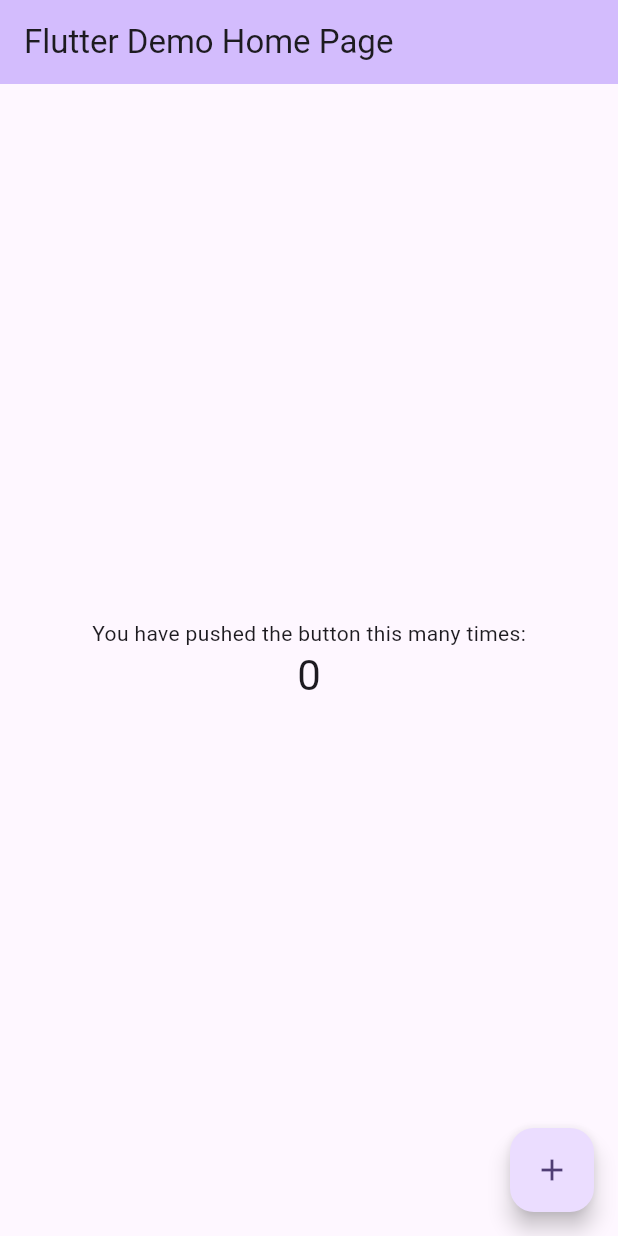
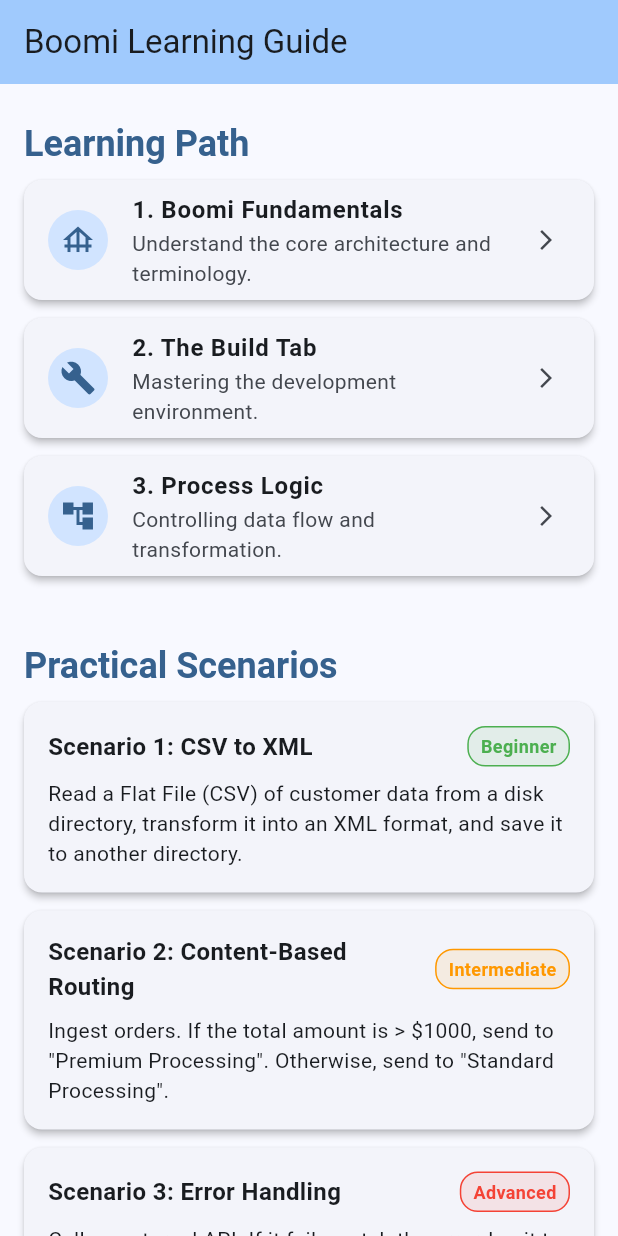
Before and after one commit to could-ai/019b745d-ca33-7712-9610-8403f808adaf, a Flutter app: the screen it shows after launch, on a phone screen of 412 x 824 dp. Run offline on Flutter 3.47's test engine with Material 3 defaults, Android fonts, the phone set to English and light mode, and no system bars.

Commit message:
Created data models for LearningModule, Lesson, and Scenario to structure the Boomi guide content.; Created static data class BoomiData containing structured learning modules and practical scenarios for learning Boomi.; Created HomeScreen to display the list of learning modules and scenarios using the data from BoomiData.; Created ModuleDetailScreen to display the lessons and key points for a selected learning module.; Created ScenarioDetailScreen to display the step-by-step guide for a specific practical scenario.; Updated main.dart to configure the app with the new screens, routes, and theme for the Boomi Learning Guide.

```diff
--- /dev/null
+++ b/usr/lib/data/boomi_data.dart
@@ -0,0 +1,130 @@
+import 'package:flutter/material.dart';
+import '../models/learning_models.dart';
+
+class BoomiData {
+  static const List<LearningModule> modules = [
+    LearningModule(
+      id: 'basics',
+      title: '1. Boomi Fundamentals',
+      description: 'Understand the core architecture and terminology.',
+      icon: Icons.foundation,
+      lessons: [
+        Lesson(
+          title: 'What is Boomi?',
+          content: 'Dell Boomi is an iPaaS (Integration Platform as a Service) that allows you to connect applications and data. It uses a visual interface to build integrations called "Processes".',
+          keyPoints: [
+            'Cloud-native integration platform',
+            'Low-code/No-code development',
+            'Centralized management via AtomSphere'
+          ],
+        ),
+        Lesson(
+          title: 'Core Architecture',
+          content: 'Boomi consists of the AtomSphere (cloud platform for building/managing) and the Runtime (where processes execute).',
+          keyPoints: [
+            'Atom: Single-tenant, single-node runtime engine.',
+            'Molecule: Multi-node, clustered runtime for high availability.',
+            'Atom Cloud: Multi-tenant runtime hosted by Boomi.'
+          ],
+        ),
+      ],
+    ),
+    LearningModule(
+      id: 'build',
+      title: '2. The Build Tab',
+      description: 'Mastering the development environment.',
+      icon: Icons.build,
+      lessons: [
+        Lesson(
+          title: 'Shapes & Canvas',
+          content: 'The canvas is where you drag and drop "Shapes" to define logic. Shapes are connected by lines to form a process flow.',
+          keyPoints: [
+            'Start Shape: The entry point of every process.',
+            'Execute Shapes: Map, Set Properties, Message, etc.',
+            'Logic Shapes: Branch, Route, Decision, Try/Catch.'
+          ],
+        ),
+        Lesson(
+          title: 'Components',
+          content: 'Reusable configuration objects like Connections, Operations, and Profiles.',
+          keyPoints: [
+            'Connection: "Where" to connect (URL, User/Pass).',
+            'Operation: "How" to connect (GET/POST, Query filters).',
+            'Profile: Structure of the data (XML, JSON, Database, Flat File).'
+          ],
+        ),
+      ],
+    ),
+    LearningModule(
+      id: 'logic',
+      title: '3. Process Logic',
+      description: 'Controlling data flow and transformation.',
+      icon: Icons.account_tree,
+      lessons: [
+        Lesson(
+          title: 'Mapping Data',
+          content: 'The Map shape transforms data from a source profile to a destination profile. You can use Map Functions for calculations, lookups, and scripting.',
+          keyPoints: [
+            'Source Profile (Left) -> Destination Profile (Right)',
+            'Standard Functions: String, Math, Date/Time',
+            'User Defined Functions: Reusable mapping logic'
+          ],
+        ),
+        Lesson(
+          title: 'Document Flow',
+          content: 'Understanding how documents move through shapes. Some shapes process documents individually, while others (like Combine) process them as a batch.',
+          keyPoints: [
+            'Documents flow down one path at a time in a Branch.',
+            'Process Properties persist across the execution.',
+            'Dynamic Document Properties are metadata attached to a specific document.'
+          ],
+        ),
+      ],
+    ),
+  ];
+
+  static const List<Scenario> scenarios = [
+    Scenario(
+      title: 'Scenario 1: CSV to XML',
+      difficulty: 'Beginner',
+      description: 'Read a Flat File (CSV) of customer data from a disk directory, transform it into an XML format, and save it to another directory.',
+      goal: 'Learn Profiles, Maps, and Disk Connectors.',
+      steps: [
+        'Create a Flat File Profile for the CSV structure (ID, Name, Email).',
+        'Create an XML Profile for the target structure.',
+        'Configure a Disk Connection and "Get" Operation to read *.csv files.',
+        'Add a Map Shape: Select source (CSV) and target (XML) profiles. Map fields across.',
+        'Configure a Disk Connection and "Send" Operation to write the output.',
+        'Test the process in Test Mode.'
+      ],
+    ),
+    Scenario(
+      title: 'Scenario 2: Content-Based Routing',
+      difficulty: 'Intermediate',
+      description: 'Ingest orders. If the total amount is > \$1000, send to "Premium Processing". Otherwise, send to "Standard Processing".',
+      goal: 'Learn the Route Shape and Decision Shape.',
+      steps: [
+        'Start with a Message Shape containing sample XML order data.',
+        'Add a Route Shape.',
+        'Configure Route Logic: Choose the "TotalAmount" profile element.',
+        'Define Route Value: "Greater Than 1000".',
+        'Connect the "Default" path to a Notify shape saying "Standard Order".',
+        'Connect the "Match" path to a Notify shape saying "Premium Order".'
+      ],
+    ),
+    Scenario(
+      title: 'Scenario 3: Error Handling',
+      difficulty: 'Advanced',
+      description: 'Call an external API. If it fails, catch the error, log it to a file, and send an email alert.',
+      goal: 'Learn Try/Catch and Exception Handling.',
+      steps: [
+        'Place a Try/Catch shape at the beginning of the flow.',
+        'In the "Try" path, add an HTTP Client connector to call a dummy API.',
+        'In the "Catch" path, add a Message shape to format an error report.',
+        'Use "Document Property > Base > Try/Catch Message" to get the error details.',
+        'Connect to a Disk connector to save the error log.',
+        'Add a Mail connector (optional) to send an alert.'
+      ],
+    ),
+  ];
+}
--- a/usr/lib/main.dart
+++ b/usr/lib/main.dart
@@ -1,123 +1,34 @@
 import 'package:flutter/material.dart';
+import 'screens/home_screen.dart';
+import 'screens/module_detail_screen.dart';
+import 'screens/scenario_detail_screen.dart';
 
 void main() {
-  runApp(const MyApp());
+  runApp(const BoomiGuideApp());
 }
 
-class MyApp extends StatelessWidget {
-  const MyApp({super.key});
+class BoomiGuideApp extends StatelessWidget {
+  const BoomiGuideApp({super.key});
 
-  // This widget is the root of your application.
   @override
   Widget build(BuildContext context) {
     return MaterialApp(
-      title: 'Flutter Demo',
+      title: 'Boomi Learning Guide',
       debugShowCheckedModeBanner: false,
       theme: ThemeData(
-        // This is the theme of your application.
-        //
-        // TRY THIS: Try running your application with "flutter run". You'll see
-        // the application has a purple toolbar. Then, without quitting the app,
-        // try changing the seedColor in the colorScheme below to Colors.green
-        // and then invoke "hot reload" (save your changes or press the "hot
-        // reload" button in a Flutter-supported IDE, or press "r" if you used
-        // the command line to start the app).
-        //
-        // Notice that the counter didn't reset back to zero; the application
-        // state is not lost during the reload. To reset the state, use hot
-        // restart instead.
-        //
-        // This works for code too, not just values: Most code changes can be
-        // tested with just a hot reload.
-        colorScheme: ColorScheme.fromSeed(seedColor: Colors.deepPurple),
+        colorScheme: ColorScheme.fromSeed(seedColor: Colors.blue),
+        useMaterial3: true,
+        cardTheme: CardTheme(
+          surfaceTintColor: Colors.white,
+          shape: RoundedRectangleBorder(borderRadius: BorderRadius.circular(12)),
+        ),
       ),
       initialRoute: '/',
       routes: {
-        '/': (context) => const MyHomePage(title: 'Flutter Demo Home Page'),
+        '/': (context) => const HomeScreen(),
+        '/module': (context) => const ModuleDetailScreen(),
+        '/scenario': (context) => const ScenarioDetailScreen(),
       },
     );
   }
 }
-
-class MyHomePage extends StatefulWidget {
-  const MyHomePage({super.key, required this.title});
-
-  // This widget is the home page of your application. It is stateful, meaning
-  // that it has a State object (defined below) that contains fields that affect
-  // how it looks.
-
-  // This class is the configuration for the state. It holds the values (in this
-  // case the title) provided by the parent (in this case the App widget) and
-  // used by the build method of the State. Fields in a Widget subclass are
-  // always marked "final".
-
-  final String title;
-
-  @override
-  State<MyHomePage> createState() => _MyHomePageState();
-}
-
-class _MyHomePageState extends State<MyHomePage> {
-  int _counter = 0;
-
-  void _incrementCounter() {
-    setState(() {
-      // This call to setState tells the Flutter framework that something has
-      // changed in this State, which causes it to rerun the build method below
-      // so that the display can reflect the updated values. If we changed
-      // _counter without calling setState(), then the build method would not be
-      // called again, and so nothing would appear to happen.
-      _counter++;
-    });
-  }
-
-  @override
-  Widget build(BuildContext context) {
-    // This method is rerun every time setState is called, for instance as done
-    // by the _incrementCounter method above.
-    //
-    // The Flutter framework has been optimized to make rerunning build methods
-    // fast, so that you can just rebuild anything that needs updating rather
-    // than having to individually change instances of widgets.
-    return Scaffold(
-      appBar: AppBar(
-        // TRY THIS: Try changing the color here to a specific color (to
-        // Colors.amber, perhaps?) and trigger a hot reload to see the AppBar
-        // change color while the other colors stay the same.
-        backgroundColor: Theme.of(context).colorScheme.inversePrimary,
-        // Here we take the value from the MyHomePage object that was created by
-        // the App.build method, and use it to set our appbar title.
-        title: Text(widget.title),
-      ),
-      body: Center(
-        // Center is a layout widget. It takes a single child and positions it
-        // in the middle of the parent.
-        child: Column(
-          // Column is also a layout widget. It takes a list of children and
-          // arranges them vertically. By default, it sizes itself to fit its
-          // children horizontally, and tries to be as tall as its parent.
-          //
-          // Column has various properties to control how it sizes itself and
-          // how it positions its children. Here we use mainAxisAlignment to
-          // center the children vertically; the main axis here is the vertical
-          // axis because Columns are vertical (the cross axis would be
-          // horizontal).
-          //
-          // TRY THIS: Invoke "debug painting" (choose the "Toggle Debug Paint"
-          // action in the IDE, or press "p" in the console), to see the
-          // wireframe for each widget.
-          mainAxisAlignment: MainAxisAlignment.center,
-          children: <Widget>[
-            const Text('You have pushed the button this many times:'),
-            Text('$_counter', style: Theme.of(context).textTheme.headlineMedium),
-          ],
-        ),
-      ),
-      floatingActionButton: FloatingActionButton(
-        onPressed: _incrementCounter,
-        tooltip: 'Increment',
-        child: const Icon(Icons.add),
-      ), // This trailing comma makes auto-formatting nicer for build methods.
-    );
-  }
-}
--- /dev/null
+++ b/usr/lib/models/learning_models.dart
@@ -0,0 +1,43 @@
+class LearningModule {
+  final String id;
+  final String title;
+  final String description;
+  final IconData icon;
+  final List<Lesson> lessons;
+
+  const LearningModule({
+    required this.id,
+    required this.title,
+    required this.description,
+    required this.icon,
+    required this.lessons,
+  });
+}
+
+class Lesson {
+  final String title;
+  final String content;
+  final List<String> keyPoints;
+
+  const Lesson({
+    required this.title,
+    required this.content,
+    required this.keyPoints,
+  });
+}
+
+class Scenario {
+  final String title;
+  final String difficulty;
+  final String description;
+  final List<String> steps;
+  final String goal;
+
+  const Scenario({
+    required this.title,
+    required this.difficulty,
+    required this.description,
+    required this.steps,
+    required this.goal,
+  });
+}
--- /dev/null
+++ b/usr/lib/screens/home_screen.dart
@@ -0,0 +1,127 @@
+import 'package:flutter/material.dart';
+import '../data/boomi_data.dart';
+import '../models/learning_models.dart';
+
+class HomeScreen extends StatelessWidget {
+  const HomeScreen({super.key});
+
+  @override
+  Widget build(BuildContext context) {
+    return Scaffold(
+      appBar: AppBar(
+        title: const Text('Boomi Learning Guide'),
+        backgroundColor: Theme.of(context).colorScheme.inversePrimary,
+      ),
+      body: ListView(
+        padding: const EdgeInsets.all(16.0),
+        children: [
+          _buildSectionHeader(context, 'Learning Path'),
+          ...BoomiData.modules.map((module) => _buildModuleCard(context, module)),
+          const SizedBox(height: 24),
+          _buildSectionHeader(context, 'Practical Scenarios'),
+          ...BoomiData.scenarios.map((scenario) => _buildScenarioCard(context, scenario)),
+        ],
+      ),
+    );
+  }
+
+  Widget _buildSectionHeader(BuildContext context, String title) {
+    return Padding(
+      padding: const EdgeInsets.symmetric(vertical: 8.0),
+      child: Text(
+        title,
+        style: Theme.of(context).textTheme.headlineSmall?.copyWith(
+              fontWeight: FontWeight.bold,
+              color: Theme.of(context).colorScheme.primary,
+            ),
+      ),
+    );
+  }
+
+  Widget _buildModuleCard(BuildContext context, LearningModule module) {
+    return Card(
+      margin: const EdgeInsets.only(bottom: 12.0),
+      elevation: 2,
+      child: ListTile(
+        leading: CircleAvatar(
+          backgroundColor: Theme.of(context).colorScheme.primaryContainer,
+          child: Icon(module.icon, color: Theme.of(context).colorScheme.primary),
+        ),
+        title: Text(module.title, style: const TextStyle(fontWeight: FontWeight.bold)),
+        subtitle: Text(module.description),
+        trailing: const Icon(Icons.arrow_forward_ios, size: 16),
+        onTap: () {
+          Navigator.pushNamed(
+            context,
+            '/module',
+            arguments: module,
+          );
+        },
+      ),
+    );
+  }
+
+  Widget _buildScenarioCard(BuildContext context, Scenario scenario) {
+    Color difficultyColor;
+    switch (scenario.difficulty) {
+      case 'Beginner':
+        difficultyColor = Colors.green;
+        break;
+      case 'Intermediate':
+        difficultyColor = Colors.orange;
+        break;
+      case 'Advanced':
+        difficultyColor = Colors.red;
+        break;
+      default:
+        difficultyColor = Colors.grey;
+    }
+
+    return Card(
+      margin: const EdgeInsets.only(bottom: 12.0),
+      elevation: 2,
+      child: InkWell(
+        onTap: () {
+          Navigator.pushNamed(
+            context,
+            '/scenario',
+            arguments: scenario,
+          );
+        },
+        child: Padding(
+          padding: const EdgeInsets.all(16.0),
+          child: Column(
+            crossAxisAlignment: CrossAxisAlignment.start,
+            children: [
+              Row(
+                mainAxisAlignment: MainAxisAlignment.spaceBetween,
+                children: [
+                  Expanded(
+                    child: Text(
+                      scenario.title,
+                      style: const TextStyle(fontWeight: FontWeight.bold, fontSize: 16),
+                    ),
+                  ),
+                  Container(
+                    padding: const EdgeInsets.symmetric(horizontal: 8, vertical: 4),
+                    decoration: BoxDecoration(
+                      color: difficultyColor.withOpacity(0.1),
+                      borderRadius: BorderRadius.circular(12),
+                      border: Border.all(color: difficultyColor),
+                    ),
+                    child: Text(
+                      scenario.difficulty,
+                      style: TextStyle(color: difficultyColor, fontSize: 12, fontWeight: FontWeight.bold),
+                    ),
+                  ),
+                ],
+              ),
+              const SizedBox(height: 8),
+              Text(scenario.description),
+            ],
+          ),
+        ),
+      ),
+    );
+  }
+}
```
Also changed, not shown: usr/lib/screens/module_detail_screen.dart (added, +64 -0 lines), usr/lib/screens/scenario_detail_screen.dart (added, +86 -0 lines).
